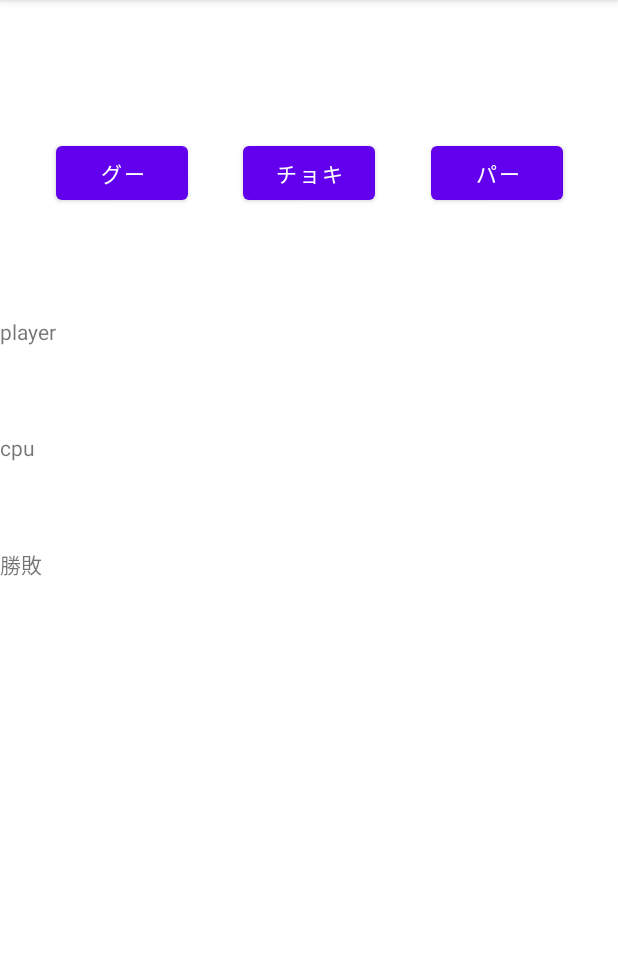
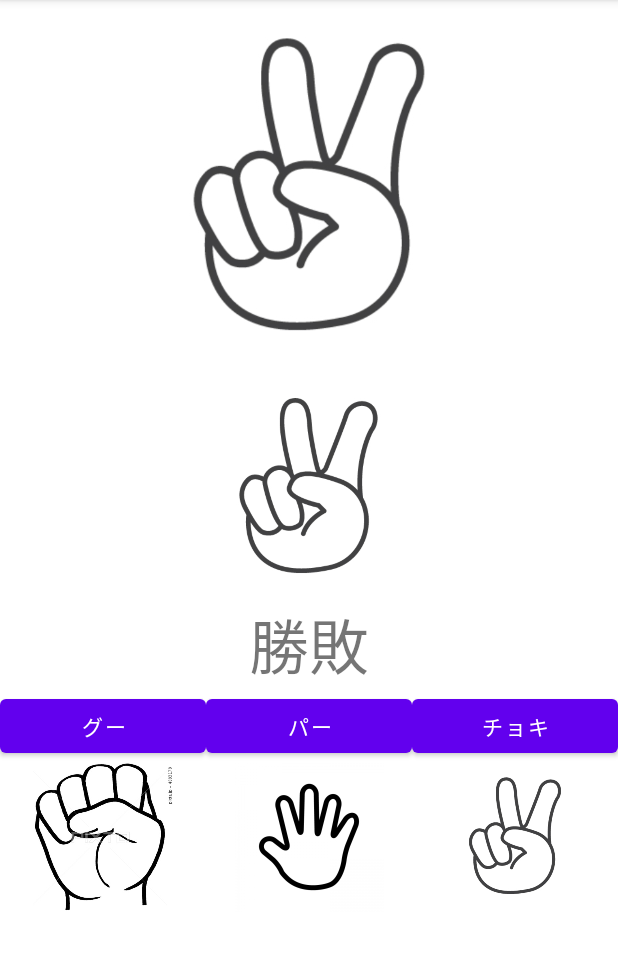
Before and after one commit to leaf-yamamoto/Janken, an Android app: the screen it shows after launch (MainActivity), on a phone screen of 412 x 824 dp, the part 84-1053 px from its top. Run offline under Robolectric (Android 15) with nearby library versions, the phone set to English and light mode, and no system bars.

Commit message:
じゃんけんアプリ（教科書4）の完成

```diff
--- a/app/src/main/java/app/yamamoto/leaf/janken/MainActivity.kt
+++ b/app/src/main/java/app/yamamoto/leaf/janken/MainActivity.kt
@@ -13,21 +13,21 @@ class MainActivity : AppCompatActivity() {
         setContentView(R.layout.activity_main)
 
         gooButton.setOnClickListener{
-            player.text = "あなたの手はグーです"
+            player.setImageResource(R.drawable.choki)
             val number: Int = Random.nextInt(3)
             when (number) {
                 0 -> {
-                    cpu.text = "相手の手はグーです"
+                    cpu.setImageResource(R.drawable.goo)
                     result.text = "引き分けです"
                     result.setTextColor(Color.parseColor("#8a000000"))
                 }
                 1 -> {
-                    cpu.text = "相手の手はチョキです"
+                    cpu.setImageResource(R.drawable.choki)
                     result.text = "あなたの勝ちです"
                     result.setTextColor(Color.parseColor("#f44336"))
                 }
                 2 -> {
-                    cpu.text = "相手の手はパーです"
+                    cpu.setImageResource(R.drawable.paa)
                     result.text = "あなたの負けです"
                     result.setTextColor(Color.parseColor("#2196f3"))
                 }
@@ -36,21 +36,21 @@ class MainActivity : AppCompatActivity() {
 
 
         chokiButton.setOnClickListener{
-            player.text = "あなたの手はチョキです"
+            player.setImageResource(R.drawable.choki)
             val number: Int = Random.nextInt(3)
             when (number) {
                 0 -> {
-                    cpu.text = "相手の手はチョキです"
+                    cpu.setImageResource(R.drawable.choki)
                     result.text = "引き分けです"
                     result.setTextColor(Color.parseColor("#8a000000"))
                 }
                 1 -> {
-                    cpu.text = "相手の手はパーです"
+                    cpu.setImageResource(R.drawable.paa)
                     result.text = "あなたの勝ちです"
                     result.setTextColor(Color.parseColor("#f44336"))
                 }
                 2 -> {
-                    cpu.text = "相手の手はグーです"
+                    cpu.setImageResource(R.drawable.goo)
                     result.text = "あなたの負けです"
                     result.setTextColor(Color.parseColor("#2196f3"))
                 }
@@ -58,21 +58,21 @@ class MainActivity : AppCompatActivity() {
         }
 
         paaButton.setOnClickListener{
-            player.text = "あなたの手はパーです"
+            player.setImageResource(R.drawable.paa)
             val number: Int = Random.nextInt(3)
             when (number) {
                 0 -> {
-                    cpu.text = "相手の手はパーです"
+                    cpu.setImageResource(R.drawable.paa)
                     result.text = "引き分けです"
                     result.setTextColor(Color.parseColor("#8a000000"))
                 }
                 1 -> {
-                    cpu.text = "相手の手はグーです"
+                    cpu.setImageResource(R.drawable.goo)
                     result.text = "あなたの勝ちです"
                     result.setTextColor(Color.parseColor("#f44336"))
                 }
                 2 -> {
-                    cpu.text = "相手の手はチョキです"
+                    cpu.setImageResource(R.drawable.choki)
                     result.text = "あなたの負けです"
                     result.setTextColor(Color.parseColor("#2196f3"))
                 }
--- a/app/src/main/res/layout/activity_main.xml
+++ b/app/src/main/res/layout/activity_main.xml
@@ -3,66 +3,95 @@
     xmlns:app="http://schemas.android.com/apk/res-auto"
     xmlns:tools="http://schemas.android.com/tools"
     android:layout_width="match_parent"
+    android:layout_height="wrap_content"
+    tools:context=".MainActivity">
+
+    <LinearLayout
+        android:id="@+id/linearLayout"
+        android:layout_width="match_parent"
         android:layout_height="match_parent"
-    tools:context=".MainActivity">
+        android:gravity="center_horizontal"
+        android:orientation="vertical"
+        tools:layout_editor_absoluteX="0dp"
+        tools:layout_editor_absoluteY="0dp">
+
+        <ImageView
+            android:id="@+id/player"
+            android:layout_width="300dp"
+            android:layout_height="250dp"
+            app:srcCompat="@drawable/choki" />
+
+        <ImageView
+            android:id="@+id/cpu"
+            android:layout_width="350dp"
+            android:layout_height="150dp"
+            app:srcCompat="@drawable/choki" />
+
+        <TextView
+            android:id="@+id/result"
+            android:layout_width="wrap_content"
+            android:layout_height="wrap_content"
+            android:layout_gravity="center_horizontal"
+            android:text="勝敗"
+            android:textSize="40sp" />
+
+        <LinearLayout
+            android:layout_width="match_parent"
+            android:layout_height="wrap_content"
+            android:orientation="horizontal">
 
             <Button
                 android:id="@+id/gooButton"
                 android:layout_width="wrap_content"
                 android:layout_height="wrap_content"
+                android:layout_weight="1"
                 android:text="グー"
-        app:layout_constraintBaseline_toBaselineOf="@+id/chokiButton"
-        app:layout_constraintEnd_toStartOf="@+id/chokiButton"
-        app:layout_constraintHorizontal_bias="0.5"
-        app:layout_constraintStart_toStartOf="parent" />
-
-    <Button
-        android:id="@+id/chokiButton"
-        android:layout_width="wrap_content"
-        android:layout_height="wrap_content"
-        android:layout_marginTop="91dp"
-        android:layout_marginBottom="91dp"
-        android:text="チョキ"
-        app:layout_constraintBottom_toBottomOf="@+id/player"
-        app:layout_constraintEnd_toStartOf="@+id/paaButton"
-        app:layout_constraintHorizontal_bias="0.5"
-        app:layout_constraintStart_toEndOf="@+id/gooButton"
-        app:layout_constraintTop_toTopOf="parent" />
+                android:textColor="#FFFFFF"
+                app:rippleColor="#FFFFFF" />
 
             <Button
                 android:id="@+id/paaButton"
                 android:layout_width="wrap_content"
                 android:layout_height="wrap_content"
-        android:text="パー"
-        app:layout_constraintBaseline_toBaselineOf="@+id/chokiButton"
-        app:layout_constraintEnd_toEndOf="parent"
-        app:layout_constraintHorizontal_bias="0.5"
-        app:layout_constraintStart_toEndOf="@+id/chokiButton" />
+                android:layout_weight="1"
+                android:text="パー" />
 
-    <TextView
-        android:id="@+id/player"
+            <Button
+                android:id="@+id/chokiButton"
                 android:layout_width="wrap_content"
-        android:layout_height="wrap_content"
-        android:layout_marginTop="211dp"
-        android:text="player"
-        app:layout_constraintStart_toStartOf="parent"
-        app:layout_constraintTop_toTopOf="parent" />
+                android:layout_height="48dp"
+                android:layout_weight="1"
+                android:text="チョキ" />
 
-    <TextView
-        android:id="@+id/cpu"
-        android:layout_width="wrap_content"
-        android:layout_height="wrap_content"
-        android:layout_marginTop="58dp"
-        android:text="cpu"
-        app:layout_constraintStart_toStartOf="@+id/player"
-        app:layout_constraintTop_toBottomOf="@+id/player" />
+        </LinearLayout>
 
-    <TextView
-        android:id="@+id/result"
-        android:layout_width="wrap_content"
-        android:layout_height="wrap_content"
-        android:layout_marginTop="57dp"
-        android:text="勝敗"
-        app:layout_constraintStart_toStartOf="@+id/cpu"
-        app:layout_constraintTop_toBottomOf="@+id/cpu" />
+        <LinearLayout
+            android:layout_width="match_parent"
+            android:layout_height="match_parent"
+            android:orientation="horizontal">
+
+            <ImageView
+                android:id="@+id/imageView3"
+                android:layout_width="100dp"
+                android:layout_height="100dp"
+                android:layout_weight="1"
+                app:srcCompat="@drawable/goo" />
+
+            <ImageView
+                android:id="@+id/imageView5"
+                android:layout_width="100dp"
+                android:layout_height="100dp"
+                android:layout_weight="1"
+                app:srcCompat="@drawable/paa" />
+
+            <ImageView
+                android:id="@+id/imageView4"
+                android:layout_width="100dp"
+                android:layout_height="100dp"
+                android:layout_weight="1"
+                app:srcCompat="@drawable/choki" />
+        </LinearLayout>
+
+    </LinearLayout>
+
 </androidx.constraintlayout.widget.ConstraintLayout>
```
Also changed, not shown: app/src/main/res/drawable/choki.jpeg (added), app/src/main/res/drawable/goo.jpeg (added), app/src/main/res/drawable/paa.jpeg (added). Lines whose indentation alone changed are shown as unchanged.
